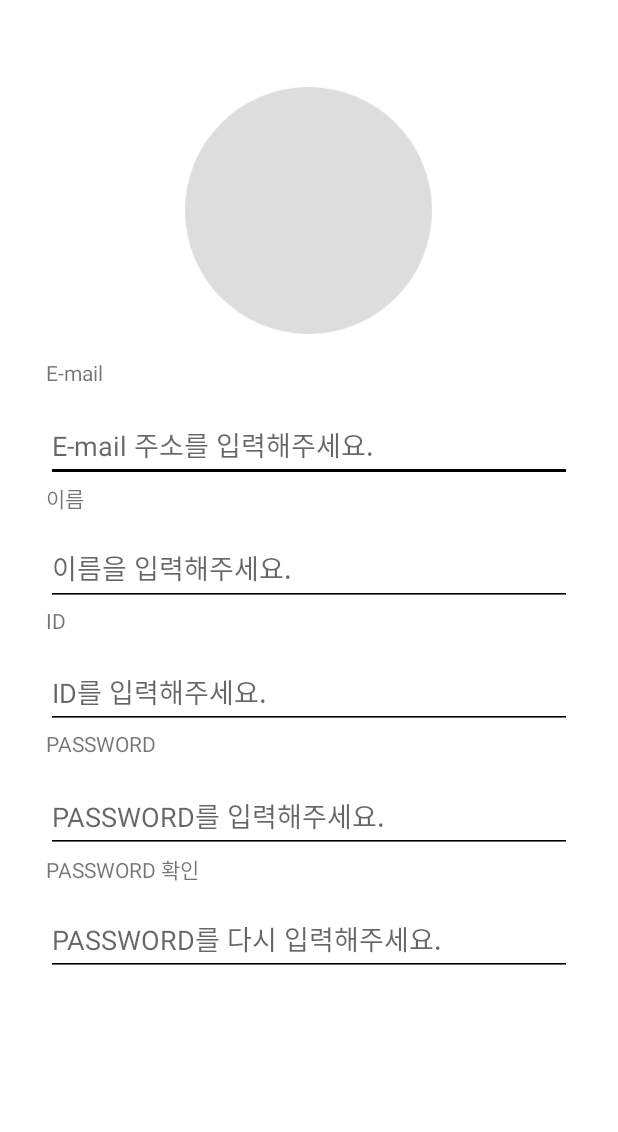
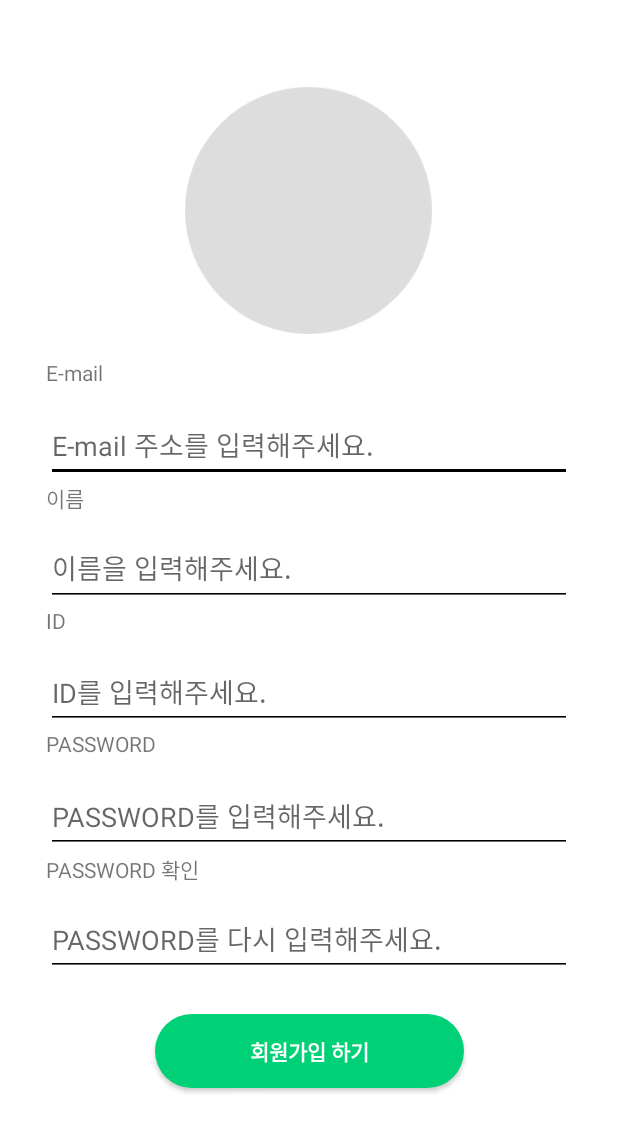
Before and after one commit to Nayoung-apeach/zero-waste, an Android app: the JoinActivity screen opened directly, with no data from a screen before it, on a phone screen of 412 x 824 dp. Shown: the top 1132 px of the screen. Run offline under Robolectric (Android 15) with nearby library versions, the light colour scheme and no system bars.

Commit message:
회원가입 화면 수정

```diff
--- a/app/src/main/res/layout/activity_join.xml
+++ b/app/src/main/res/layout/activity_join.xml
@@ -168,7 +168,7 @@
         app:layout_constraintHeight_percent="0.06"
         app:layout_constraintWidth_percent="0.85"
         app:layout_constraintTop_toBottomOf="@id/join_pwd_re_text"
-        app:layout_constraintBottom_toBottomOf="@id/join_space2"
+        app:layout_constraintBottom_toBottomOf="@id/join_space3"
         app:layout_constraintLeft_toLeftOf="parent"
         app:layout_constraintRight_toRightOf="parent"
         android:backgroundTint="@color/black"
@@ -176,16 +176,41 @@
         />
 
     <Space
-        android:id="@+id/join_space2"
+        android:id="@+id/join_space3"
         android:layout_width="0dp"
         android:layout_height="0dp"
-        app:layout_constraintHeight_percent="0.21"
+        app:layout_constraintHeight_percent="0.03"
         app:layout_constraintTop_toBottomOf="@id/join_pwd_re_textedit"
+        app:layout_constraintBottom_toBottomOf="@id/join_button"
+        app:layout_constraintLeft_toLeftOf="parent"
+        app:layout_constraintRight_toRightOf="parent"
+        />
+
+    <androidx.appcompat.widget.AppCompatButton
+        android:id="@+id/join_button"
+        android:layout_width="0dp"
+        android:layout_height="0dp"
+        app:layout_constraintHeight_percent="0.06"
+        app:layout_constraintWidth_percent="0.5"
+        app:layout_constraintTop_toBottomOf="@id/join_space3"
+        app:layout_constraintBottom_toBottomOf="@id/join_space4"
+        app:layout_constraintLeft_toLeftOf="parent"
+        app:layout_constraintRight_toRightOf="parent"
+        android:background="@drawable/round_button_green"
+        android:text="회원가입 하기"
+        android:textColor="@color/white"
+        android:textStyle="bold"
+        />
+
+    <Space
+        android:id="@+id/join_space4"
+        android:layout_width="0dp"
+        android:layout_height="0dp"
+        app:layout_constraintHeight_percent="0.12"
+        app:layout_constraintTop_toBottomOf="@id/join_button"
         app:layout_constraintBottom_toBottomOf="parent"
         app:layout_constraintLeft_toLeftOf="parent"
         app:layout_constraintRight_toRightOf="parent"
         />
 
-
-
 </androidx.constraintlayout.widget.ConstraintLayout>
```
